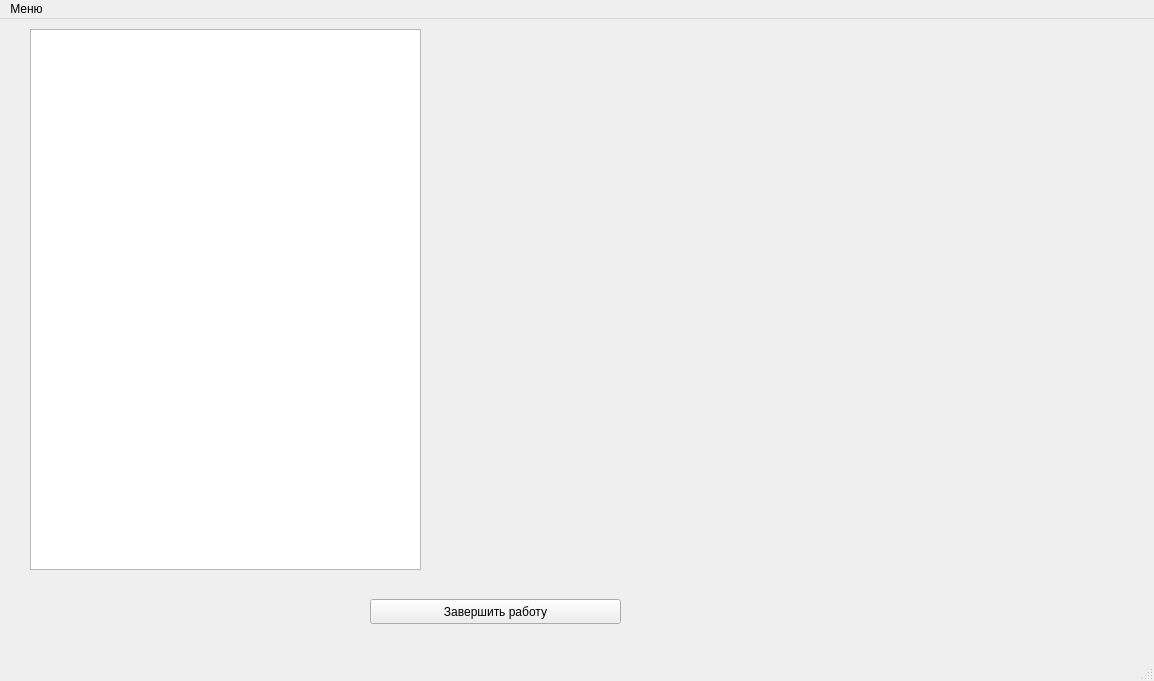
lunaplush/crypto, file base.ui: the form before one commit.
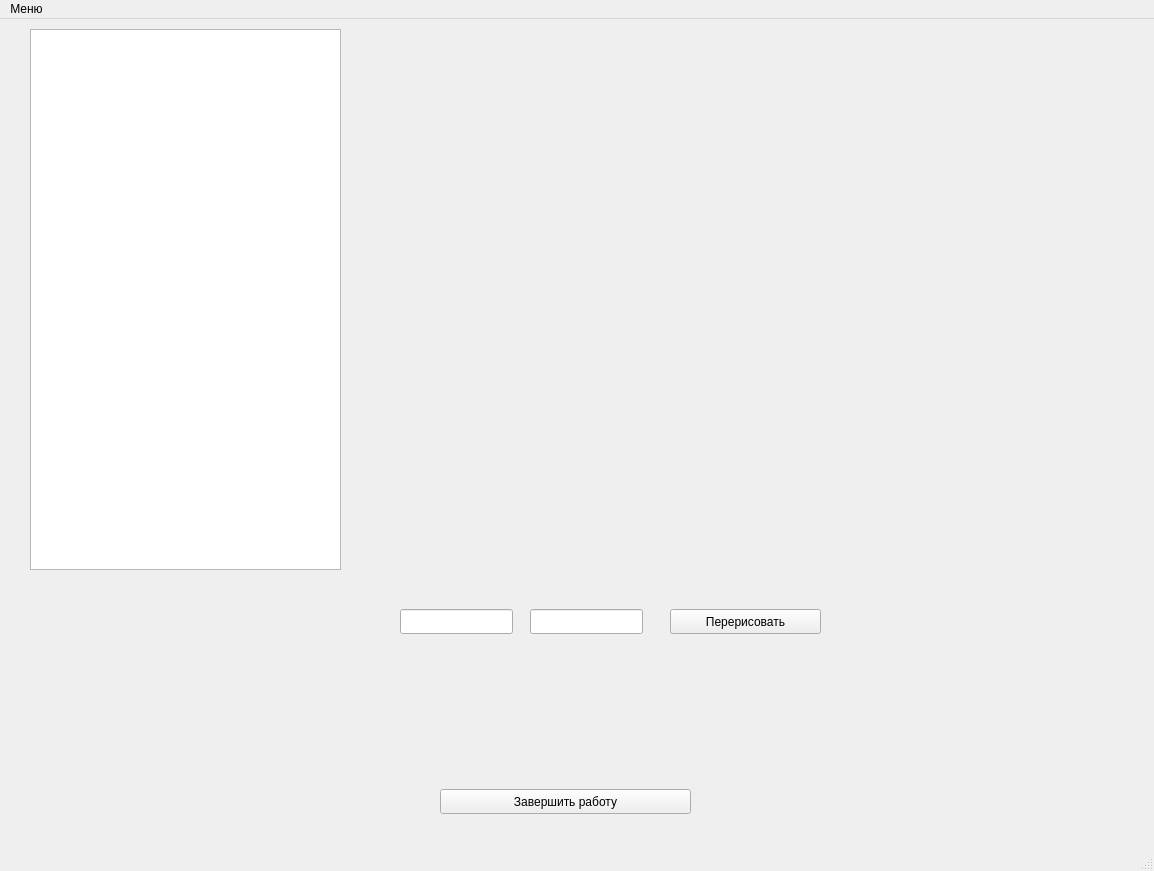
The form after the commit.

Commit message: layouts and csv-open

```diff
--- a/base.ui
+++ b/base.ui
@@ -7,7 +7,7 @@
     <x>0</x>
     <y>0</y>
     <width>1154</width>
-    <height>681</height>
+    <height>871</height>
    </rect>
   </property>
   <property name="windowTitle">
@@ -17,8 +17,8 @@
    <widget class="QPushButton" name="btnClose">
     <property name="geometry">
      <rect>
-      <x>370</x>
-      <y>580</y>
+      <x>440</x>
+      <y>770</y>
       <width>251</width>
       <height>25</height>
      </rect>
@@ -32,7 +32,7 @@
      <rect>
       <x>30</x>
       <y>10</y>
-      <width>391</width>
+      <width>311</width>
       <height>541</height>
      </rect>
     </property>
@@ -40,14 +40,47 @@
    <widget class="QWidget" name="verticalLayoutWidget">
     <property name="geometry">
      <rect>
-      <x>439</x>
+      <x>359</x>
       <y>10</y>
-      <width>681</width>
+      <width>761</width>
       <height>541</height>
      </rect>
     </property>
     <layout class="QVBoxLayout" name="graph"/>
    </widget>
+   <widget class="QLineEdit" name="textBegin">
+    <property name="geometry">
+     <rect>
+      <x>400</x>
+      <y>590</y>
+      <width>113</width>
+      <height>25</height>
+     </rect>
+    </property>
+   </widget>
+   <widget class="QLineEdit" name="textEndTime">
+    <property name="geometry">
+     <rect>
+      <x>530</x>
+      <y>590</y>
+      <width>113</width>
+      <height>25</height>
+     </rect>
+    </property>
+   </widget>
+   <widget class="QPushButton" name="btnRefresh">
+    <property name="geometry">
+     <rect>
+      <x>670</x>
+      <y>590</y>
+      <width>151</width>
+      <height>25</height>
+     </rect>
+    </property>
+    <property name="text">
+     <string>Перерисовать</string>
+    </property>
+   </widget>
   </widget>
   <widget class="QMenuBar" name="menubar">
    <property name="geometry">
```
The commit also changes 3 other files.
